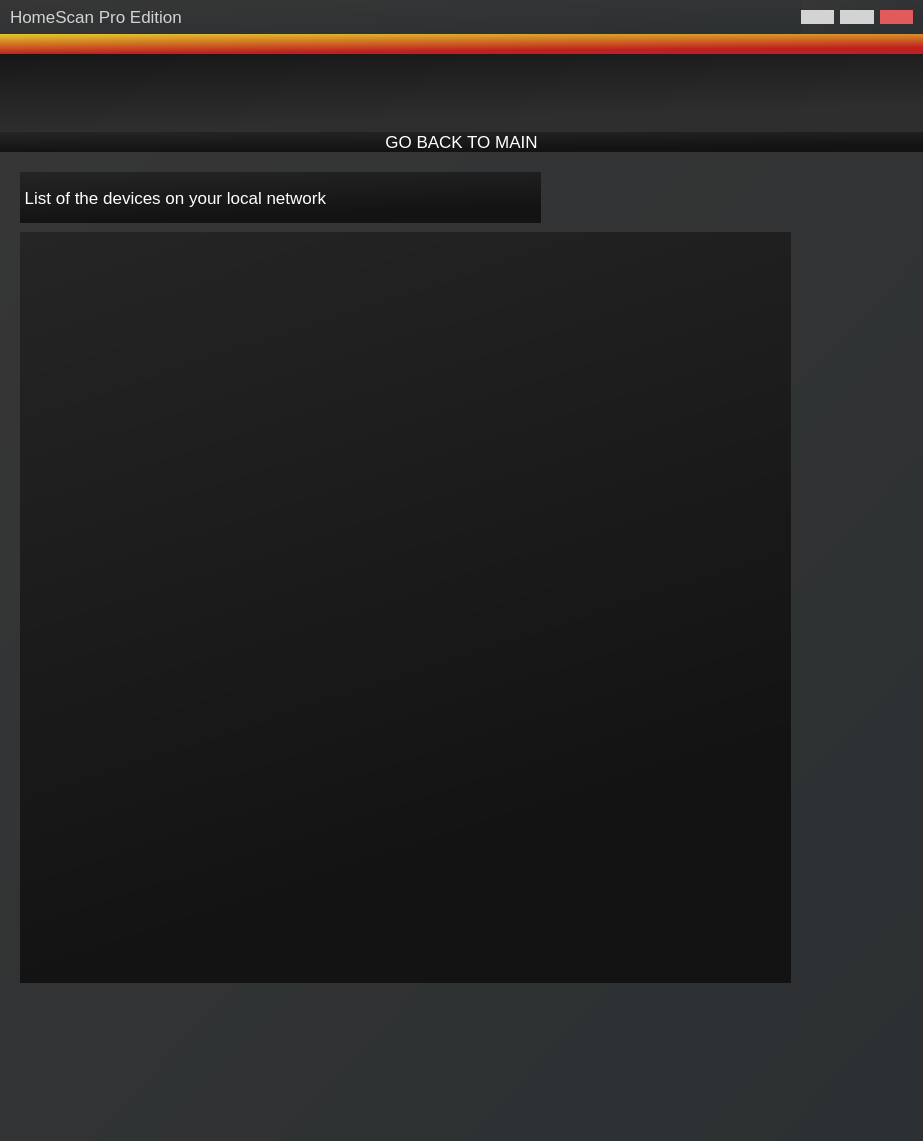
Qt form router/ports.ui (hunterjreid/HomeScan) before a commit.
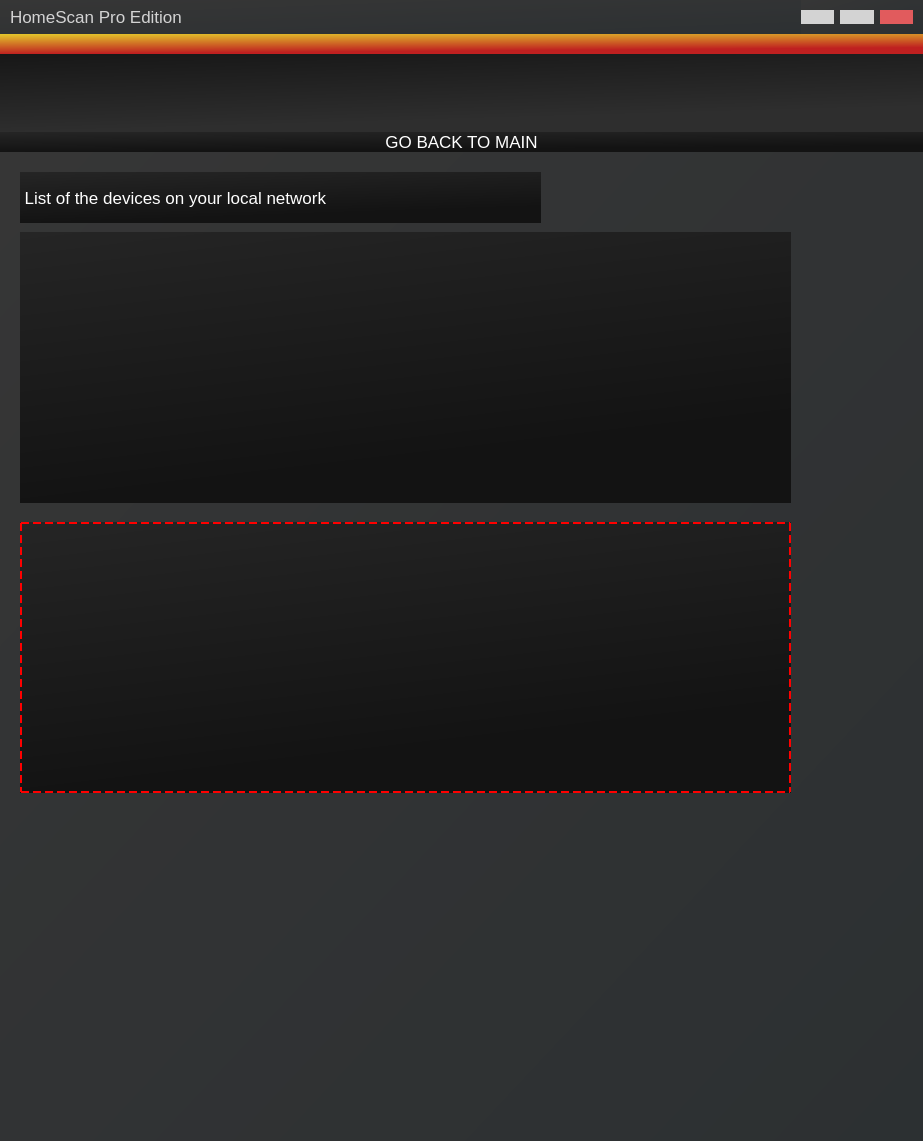
The same form after that commit. Icons and pictures are not drawn.

Patch:
```diff
--- a/router/ports.ui
+++ b/router/ports.ui
@@ -336,7 +336,7 @@
             <x>20</x>
             <y>80</y>
             <width>771</width>
-            <height>751</height>
+            <height>271</height>
            </rect>
           </property>
           <property name="styleSheet">
@@ -365,6 +365,22 @@
            <string> List of the devices on your local network</string>
           </property>
          </widget>
+         <widget class="QListWidget" name="listWidget_2">
+          <property name="geometry">
+           <rect>
+            <x>20</x>
+            <y>370</y>
+            <width>771</width>
+            <height>271</height>
+           </rect>
+          </property>
+          <property name="styleSheet">
+           <string notr="true">background-color:qlineargradient(spread:pad, x1:0, y1:0, x2:0.306, y2:0.909091, stop:0 rgba(37, 37, 37, 255), stop:1 rgba(19, 19, 19, 255));
+color:rgb(255, 255, 255);
+font-size:13px;
+border:2px dashed red;</string>
+          </property>
+         </widget>
         </widget>
        </item>
       </layout>
```
